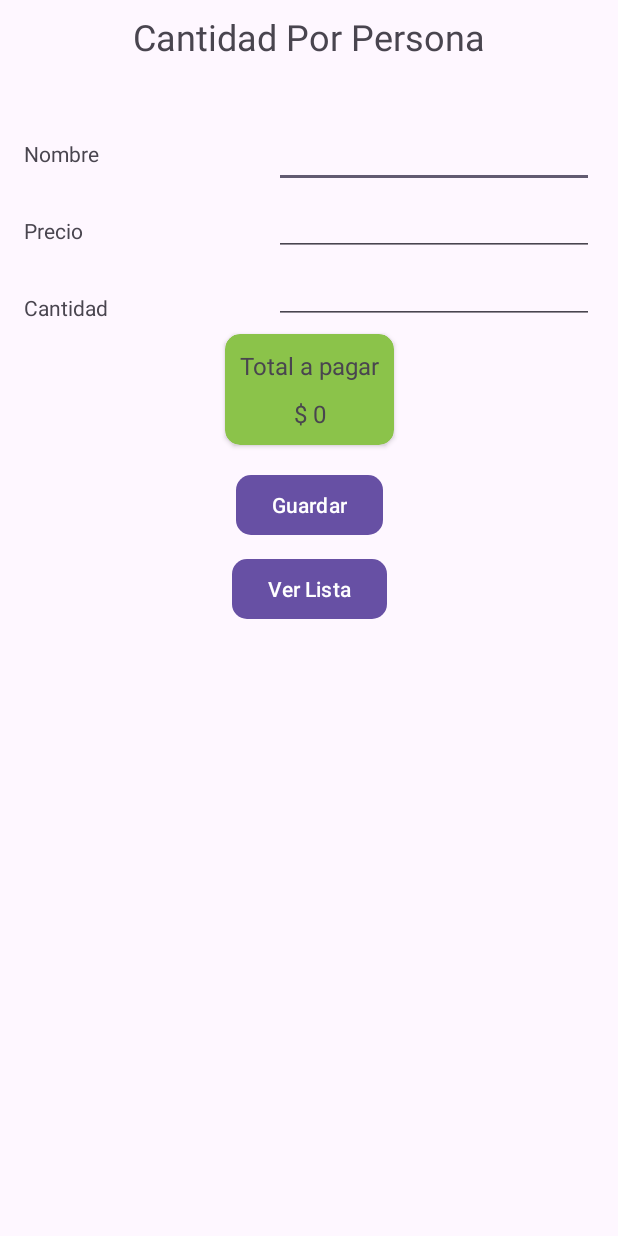
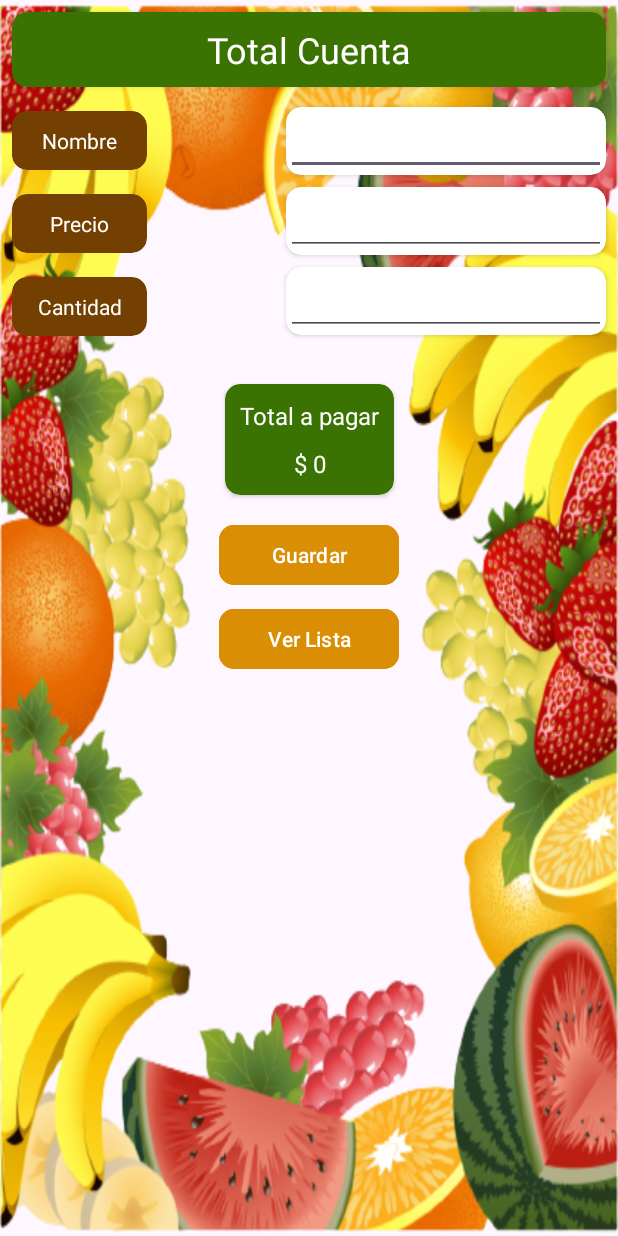
Before and after one commit to Scariu/ConsumoPP, an Android app: the screen it shows after launch (MainActivity), on a phone screen of 412 x 824 dp. Run offline under Robolectric (Android 15) with nearby library versions, the light colour scheme and no system bars; our stand-ins replace Room's generated code.

Commit message:
Se modifica diseño.

```diff
--- a/app/src/main/res/drawable/baseline_delete_24.xml
+++ b/app/src/main/res/drawable/baseline_delete_24.xml
@@ -1,4 +1,4 @@
-<vector android:height="24dp" android:tint="#000000"
+<vector android:height="24dp" android:tint="#FFFFFF"
     android:viewportHeight="24" android:viewportWidth="24"
     android:width="24dp" xmlns:android="http://schemas.android.com/apk/res/android">
     <path android:fillColor="@android:color/white" android:pathData="M6,19c0,1.1 0.9,2 2,2h8c1.1,0 2,-0.9 2,-2V7H6v12zM19,4h-3.5l-1,-1h-5l-1,1H5v2h14V4z"/>
--- a/app/src/main/res/layout/activity_main.xml
+++ b/app/src/main/res/layout/activity_main.xml
@@ -1,8 +1,8 @@
 <?xml version="1.0" encoding="utf-8"?>
-<androidx.constraintlayout.widget.ConstraintLayout
-    xmlns:android="http://schemas.android.com/apk/res/android"
+<androidx.constraintlayout.widget.ConstraintLayout xmlns:android="http://schemas.android.com/apk/res/android"
+    xmlns:app="http://schemas.android.com/apk/res-auto"
     xmlns:tools="http://schemas.android.com/tools"
-    xmlns:app="http://schemas.android.com/apk/res-auto"
+    android:id="@+id/clActivity"
     android:layout_width="match_parent"
     android:layout_height="match_parent"
     tools:context=".MainActivity">
--- a/app/src/main/res/layout/fragment_first_agregar.xml
+++ b/app/src/main/res/layout/fragment_first_agregar.xml
@@ -2,99 +2,20 @@
 <androidx.constraintlayout.widget.ConstraintLayout xmlns:android="http://schemas.android.com/apk/res/android"
     xmlns:app="http://schemas.android.com/apk/res-auto"
     xmlns:tools="http://schemas.android.com/tools"
+    android:id="@+id/clFirst"
     android:layout_width="match_parent"
     android:layout_height="match_parent"
+    android:background="@drawable/frutass"
     tools:context=".presentation.FirstFragmentAgregar">
-
-    <TextView
-        android:id="@+id/tvNombreElemento"
-        android:layout_width="wrap_content"
-        android:layout_height="wrap_content"
-        android:layout_marginStart="16dp"
-        android:layout_marginTop="52dp"
-        android:text="Nombre"
-        app:layout_constraintStart_toStartOf="parent"
-        app:layout_constraintTop_toBottomOf="@+id/tvTitulo" />
-
-    <EditText
-        android:id="@+id/etNombre"
-        android:layout_width="wrap_content"
-        android:layout_height="wrap_content"
-        android:layout_marginEnd="16dp"
-        android:ems="10"
-        android:inputType="text"
-        app:layout_constraintBottom_toBottomOf="@+id/tvNombreElemento"
-        app:layout_constraintEnd_toEndOf="parent"
-        app:layout_constraintHorizontal_bias="1.0"
-        app:layout_constraintStart_toEndOf="@+id/tvNombreElemento"
-        app:layout_constraintTop_toTopOf="@+id/tvNombreElemento" />
-
-    <TextView
-        android:id="@+id/tvPrecioElemento"
-        android:layout_width="wrap_content"
-        android:layout_height="wrap_content"
-        android:layout_marginStart="16dp"
-        android:layout_marginTop="32dp"
-        android:text="Precio"
-        app:layout_constraintEnd_toEndOf="@+id/tvNombreElemento"
-        app:layout_constraintHorizontal_bias="0.0"
-        app:layout_constraintStart_toStartOf="parent"
-        app:layout_constraintTop_toBottomOf="@+id/tvNombreElemento" />
-
-    <EditText
-        android:id="@+id/etPrecio"
-        android:layout_width="wrap_content"
-        android:layout_height="wrap_content"
-        android:layout_marginEnd="16dp"
-        android:ems="10"
-        android:inputType="number"
-        app:layout_constraintEnd_toEndOf="parent"
-        app:layout_constraintHorizontal_bias="1.0"
-        app:layout_constraintStart_toEndOf="@+id/tvPrecioElemento"
-        app:layout_constraintTop_toBottomOf="@+id/etNombre" />
-
-    <TextView
-        android:id="@+id/tvCantidadElemento"
-        android:layout_width="wrap_content"
-        android:layout_height="wrap_content"
-        android:layout_marginStart="16dp"
-        android:layout_marginTop="32dp"
-        android:text="Cantidad"
-        app:layout_constraintEnd_toEndOf="@+id/tvPrecioElemento"
-        app:layout_constraintHorizontal_bias="0.0"
-        app:layout_constraintStart_toStartOf="parent"
-        app:layout_constraintTop_toBottomOf="@+id/tvPrecioElemento" />
-
-    <EditText
-        android:id="@+id/etCantidad"
-        android:layout_width="wrap_content"
-        android:layout_height="wrap_content"
-        android:layout_marginEnd="16dp"
-        android:ems="10"
-        android:inputType="number"
-        app:layout_constraintEnd_toEndOf="parent"
-        app:layout_constraintHorizontal_bias="1.0"
-        app:layout_constraintStart_toEndOf="@+id/tvCantidadElemento"
-        app:layout_constraintTop_toBottomOf="@+id/etPrecio" />
-
-    <TextView
-        android:id="@+id/tvTitulo"
-        android:layout_width="wrap_content"
-        android:layout_height="wrap_content"
-        android:layout_marginTop="8dp"
-        android:text="Cantidad Por Persona"
-        android:textSize="24sp"
-        app:layout_constraintEnd_toEndOf="parent"
-        app:layout_constraintStart_toStartOf="parent"
-        app:layout_constraintTop_toTopOf="parent" />
 
     <Button
         android:id="@+id/btnGuardar"
-        android:layout_width="wrap_content"
+        android:layout_width="120dp"
         android:layout_height="wrap_content"
         android:layout_marginStart="8dp"
         android:layout_marginTop="16dp"
         android:layout_marginEnd="8dp"
+        android:backgroundTint="#D98E04"
         android:text="Guardar"
         app:cornerRadius="10dp"
         app:layout_constraintEnd_toEndOf="parent"
@@ -103,30 +24,59 @@
 
     <Button
         android:id="@+id/btnLista"
-        android:layout_width="wrap_content"
+        android:layout_width="0dp"
         android:layout_height="wrap_content"
-        android:layout_marginStart="8dp"
         android:layout_marginTop="8dp"
-        android:layout_marginEnd="8dp"
         android:layout_marginBottom="16dp"
+        android:backgroundTint="#D98E04"
         android:text="Ver Lista"
         app:cornerRadius="10dp"
         app:layout_constraintBottom_toBottomOf="parent"
-        app:layout_constraintEnd_toEndOf="parent"
-        app:layout_constraintStart_toStartOf="parent"
+        app:layout_constraintEnd_toEndOf="@+id/btnGuardar"
+        app:layout_constraintStart_toStartOf="@+id/btnGuardar"
         app:layout_constraintTop_toBottomOf="@+id/btnGuardar"
         app:layout_constraintVertical_bias="0.0" />
+
+    <androidx.cardview.widget.CardView
+        android:id="@+id/cvNombre"
+        android:layout_width="90dp"
+        android:layout_height="wrap_content"
+        android:layout_marginStart="8dp"
+        android:layout_marginTop="16dp"
+        android:backgroundTint="#734002"
+        app:cardCornerRadius="10dp"
+        app:layout_constraintStart_toStartOf="parent"
+        app:layout_constraintTop_toBottomOf="@+id/cardViewTitulo">
+
+        <androidx.constraintlayout.widget.ConstraintLayout
+            android:layout_width="match_parent"
+            android:layout_height="match_parent">
+
+            <TextView
+                android:id="@+id/tvNombreElemento"
+                android:layout_width="wrap_content"
+                android:layout_height="wrap_content"
+                android:padding="10dp"
+                android:text="Nombre"
+                android:textColor="#FFFFFF"
+                app:layout_constraintBottom_toBottomOf="parent"
+                app:layout_constraintEnd_toEndOf="parent"
+                app:layout_constraintStart_toStartOf="parent"
+                app:layout_constraintTop_toTopOf="parent" />
+        </androidx.constraintlayout.widget.ConstraintLayout>
+
+    </androidx.cardview.widget.CardView>
 
     <androidx.cardview.widget.CardView
         android:id="@+id/cardViewTotal"
         android:layout_width="wrap_content"
         android:layout_height="wrap_content"
-        android:layout_marginTop="8dp"
-        android:backgroundTint="#8BC34A"
+        android:layout_marginTop="32dp"
+        android:backgroundTint="#3B7302"
         app:cardCornerRadius="10dp"
         app:layout_constraintEnd_toEndOf="parent"
         app:layout_constraintStart_toStartOf="parent"
-        app:layout_constraintTop_toBottomOf="@+id/tvCantidadElemento">
+        app:layout_constraintTop_toBottomOf="@+id/cvCantidad">
 
         <androidx.constraintlayout.widget.ConstraintLayout
             android:id="@+id/clCard"
@@ -139,6 +89,7 @@
                 android:layout_height="wrap_content"
                 android:hint="$ 0"
                 android:paddingBottom="10dp"
+                android:textColor="#FFFFFF"
                 android:textSize="16sp"
                 app:layout_constraintEnd_toEndOf="@+id/tvSubTitleTotal"
                 app:layout_constraintStart_toStartOf="@+id/tvSubTitleTotal"
@@ -150,6 +101,7 @@
                 android:layout_height="wrap_content"
                 android:padding="10dp"
                 android:text="Total a pagar"
+                android:textColor="#FFFFFF"
                 android:textSize="16sp"
                 app:layout_constraintEnd_toEndOf="parent"
                 app:layout_constraintStart_toStartOf="parent"
@@ -157,4 +109,159 @@
         </androidx.constraintlayout.widget.ConstraintLayout>
 
     </androidx.cardview.widget.CardView>
+
+    <androidx.cardview.widget.CardView
+        android:id="@+id/cardViewTitulo"
+        android:layout_width="0dp"
+        android:layout_height="50dp"
+        android:layout_marginStart="8dp"
+        android:layout_marginTop="8dp"
+        android:layout_marginEnd="8dp"
+        android:backgroundTint="#3B7302"
+        app:cardCornerRadius="10dp"
+        app:layout_constraintEnd_toEndOf="parent"
+        app:layout_constraintStart_toStartOf="parent"
+        app:layout_constraintTop_toTopOf="parent">
+
+        <androidx.constraintlayout.widget.ConstraintLayout
+            android:id="@+id/clcardTitulo"
+            android:layout_width="match_parent"
+            android:layout_height="match_parent">
+
+            <TextView
+                android:id="@+id/tvTitulo"
+                android:layout_width="wrap_content"
+                android:layout_height="wrap_content"
+                android:text="Total Cuenta"
+                android:textColor="#FFFFFF"
+                android:textSize="24sp"
+                app:layout_constraintBottom_toBottomOf="parent"
+                app:layout_constraintEnd_toEndOf="parent"
+                app:layout_constraintStart_toStartOf="parent"
+                app:layout_constraintTop_toTopOf="parent" />
+        </androidx.constraintlayout.widget.ConstraintLayout>
+
+    </androidx.cardview.widget.CardView>
+
+    <androidx.cardview.widget.CardView
+        android:id="@+id/cvPrecio"
+        android:layout_width="0dp"
+        android:layout_height="wrap_content"
+        android:layout_marginTop="16dp"
+        android:backgroundTint="#734002"
+        app:cardCornerRadius="10dp"
+        app:layout_constraintEnd_toEndOf="@+id/cvNombre"
+        app:layout_constraintStart_toStartOf="@+id/cvNombre"
+        app:layout_constraintTop_toBottomOf="@+id/cvNombre">
+
+        <androidx.constraintlayout.widget.ConstraintLayout
+            android:layout_width="match_parent"
+            android:layout_height="match_parent">
+
+            <TextView
+                android:id="@+id/tvPrecioElemento"
+                android:layout_width="wrap_content"
+                android:layout_height="39dp"
+                android:padding="10dp"
+                android:text="Precio"
+                android:textColor="#FFFFFF"
+                app:layout_constraintBottom_toBottomOf="parent"
+                app:layout_constraintEnd_toEndOf="parent"
+                app:layout_constraintStart_toStartOf="parent"
+                app:layout_constraintTop_toTopOf="parent" />
+        </androidx.constraintlayout.widget.ConstraintLayout>
+
+    </androidx.cardview.widget.CardView>
+
+    <androidx.cardview.widget.CardView
+        android:id="@+id/cvCantidad"
+        android:layout_width="0dp"
+        android:layout_height="wrap_content"
+        android:layout_marginTop="16dp"
+        android:backgroundTint="#734002"
+        android:padding="10dp"
+        app:cardCornerRadius="10dp"
+        app:layout_constraintEnd_toEndOf="@+id/cvPrecio"
+        app:layout_constraintStart_toStartOf="@+id/cvPrecio"
+        app:layout_constraintTop_toBottomOf="@+id/cvPrecio">
+
+        <androidx.constraintlayout.widget.ConstraintLayout
+            android:layout_width="match_parent"
+            android:layout_height="match_parent">
+
+            <TextView
+                android:id="@+id/tvCantidadElemento"
+                android:layout_width="wrap_content"
+                android:layout_height="wrap_content"
+                android:padding="10dp"
+                android:text="Cantidad"
+                android:textColor="@color/white"
+                app:layout_constraintBottom_toBottomOf="parent"
+                app:layout_constraintEnd_toEndOf="parent"
+                app:layout_constraintStart_toStartOf="parent"
+                app:layout_constraintTop_toTopOf="parent" />
+        </androidx.constraintlayout.widget.ConstraintLayout>
+
+    </androidx.cardview.widget.CardView>
+
+    <androidx.cardview.widget.CardView
+        android:id="@+id/cvedNombre"
+        android:layout_width="wrap_content"
+        android:layout_height="wrap_content"
+        android:layout_marginEnd="8dp"
+        app:cardCornerRadius="10dp"
+        app:layout_constraintBottom_toBottomOf="@+id/cvNombre"
+        app:layout_constraintEnd_toEndOf="parent"
+        app:layout_constraintHorizontal_bias="1.0"
+        app:layout_constraintStart_toEndOf="@+id/cvNombre"
+        app:layout_constraintTop_toTopOf="@+id/cvNombre">
+
+        <EditText
+            android:id="@+id/etNombre"
+            android:layout_width="wrap_content"
+            android:layout_height="wrap_content"
+            android:ems="10"
+            android:inputType="text" />
+    </androidx.cardview.widget.CardView>
+
+    <androidx.cardview.widget.CardView
+        android:id="@+id/cvedPrecio"
+        android:layout_width="wrap_content"
+        android:layout_height="wrap_content"
+        android:layout_marginTop="8dp"
+        android:layout_marginEnd="8dp"
+        app:cardCornerRadius="10dp"
+        app:layout_constraintEnd_toEndOf="parent"
+        app:layout_constraintHorizontal_bias="1.0"
+        app:layout_constraintStart_toEndOf="@+id/cvPrecio"
+        app:layout_constraintTop_toBottomOf="@+id/cvedNombre">
+
+        <EditText
+            android:id="@+id/etPrecio"
+            android:layout_width="wrap_content"
+            android:layout_height="wrap_content"
+            android:ems="10"
+            android:inputType="number" />
+    </androidx.cardview.widget.CardView>
+
+    <androidx.cardview.widget.CardView
+        android:id="@+id/cvedCantidad"
+        android:layout_width="wrap_content"
+        android:layout_height="wrap_content"
+        android:layout_marginTop="8dp"
+        android:layout_marginEnd="8dp"
+        app:cardCornerRadius="10dp"
+        app:layout_constraintEnd_toEndOf="parent"
+        app:layout_constraintHorizontal_bias="1.0"
+        app:layout_constraintStart_toEndOf="@+id/cvCantidad"
+        app:layout_constraintTop_toBottomOf="@+id/cvedPrecio">
+
+        <EditText
+            android:id="@+id/etCantidad"
+            android:layout_width="wrap_content"
+            android:layout_height="wrap_content"
+            android:ems="10"
+            android:inputType="number" />
+    </androidx.cardview.widget.CardView>
+
 </androidx.constraintlayout.widget.ConstraintLayout>
--- a/app/src/main/res/layout/fragment_second_list.xml
+++ b/app/src/main/res/layout/fragment_second_list.xml
@@ -5,6 +5,7 @@
     android:id="@+id/clSecondFragment"
     android:layout_width="match_parent"
     android:layout_height="match_parent"
+    android:background="#F2CB05"
     tools:context=".presentation.SecondFragmentList">
 
     <androidx.recyclerview.widget.RecyclerView
@@ -24,7 +25,9 @@
         android:layout_marginEnd="8dp"
         android:layout_marginBottom="8dp"
         android:clickable="true"
+        app:tint="#FFFFFF"
         android:src="@drawable/baseline_delete_24"
+        app:backgroundTint="#734002"
         app:layout_constraintBottom_toBottomOf="parent"
         app:layout_constraintEnd_toEndOf="parent" />
 </androidx.constraintlayout.widget.ConstraintLayout>
--- a/app/src/main/res/layout/item.xml
+++ b/app/src/main/res/layout/item.xml
@@ -14,7 +14,7 @@
         android:layout_marginTop="16dp"
         android:layout_marginEnd="48dp"
         android:layout_marginBottom="8dp"
-        android:backgroundTint="#ECD9A3"
+        android:backgroundTint="#3B7302"
         app:cardCornerRadius="10dp"
         app:layout_constraintBottom_toBottomOf="parent"
         app:layout_constraintEnd_toEndOf="parent"
@@ -34,6 +34,7 @@
                 android:layout_marginStart="8dp"
                 android:layout_marginEnd="8dp"
                 android:text="total"
+                android:textColor="#FFFFFF"
                 android:textSize="16sp"
                 app:layout_constraintBottom_toBottomOf="parent"
                 app:layout_constraintEnd_toEndOf="parent"
@@ -45,10 +46,13 @@
                 android:id="@+id/tvItemNombre"
                 android:layout_width="wrap_content"
                 android:layout_height="wrap_content"
-                android:layout_marginStart="8dp"
+                android:layout_marginEnd="8dp"
                 android:text="nombre"
+                android:textColor="#FFFFFF"
                 android:textSize="16sp"
                 app:layout_constraintBottom_toBottomOf="parent"
+                app:layout_constraintEnd_toEndOf="parent"
+                app:layout_constraintHorizontal_bias="0.1"
                 app:layout_constraintStart_toStartOf="parent"
                 app:layout_constraintTop_toTopOf="parent" />
 
@@ -58,6 +62,7 @@
                 android:layout_height="wrap_content"
                 android:layout_marginStart="8dp"
                 android:text="precio"
+                android:textColor="#FFFFFF"
                 android:textSize="16sp"
                 app:layout_constraintBottom_toBottomOf="parent"
                 app:layout_constraintStart_toEndOf="@+id/tvItemNombre"
@@ -69,6 +74,7 @@
                 android:layout_height="wrap_content"
                 android:layout_marginStart="8dp"
                 android:text="cantidad"
+                android:textColor="#F4F4F4"
                 android:textSize="16sp"
                 app:layout_constraintBottom_toBottomOf="parent"
                 app:layout_constraintStart_toEndOf="@+id/tvItemPrecio"
--- a/app/src/main/res/values/themes.xml
+++ b/app/src/main/res/values/themes.xml
@@ -3,7 +3,9 @@
     <style name="Base.Theme.ConsumoPP" parent="Theme.Material3.DayNight.NoActionBar">
         <!-- Customize your light theme here. -->
         <!-- <item name="colorPrimary">@color/my_light_primary</item> -->
+        <item name="android:statusBarColor">#274001</item>
     </style>
 
     <style name="Theme.ConsumoPP" parent="Base.Theme.ConsumoPP" />
+
 </resources>
```
Also changed, not shown: app/src/main/res/drawable/frutass.png (added).
